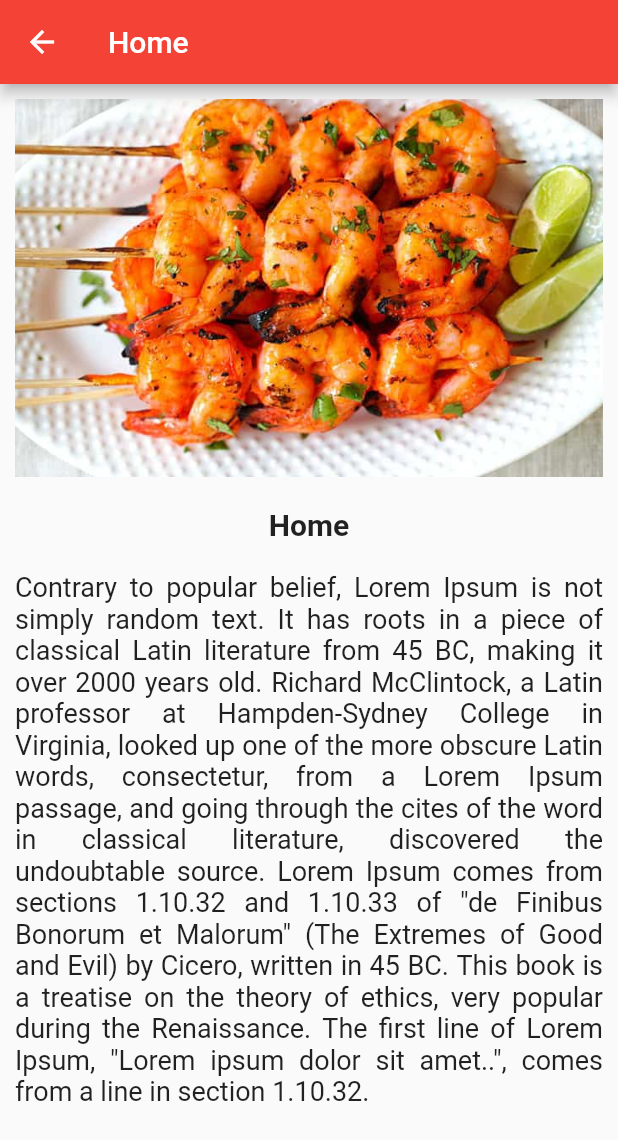
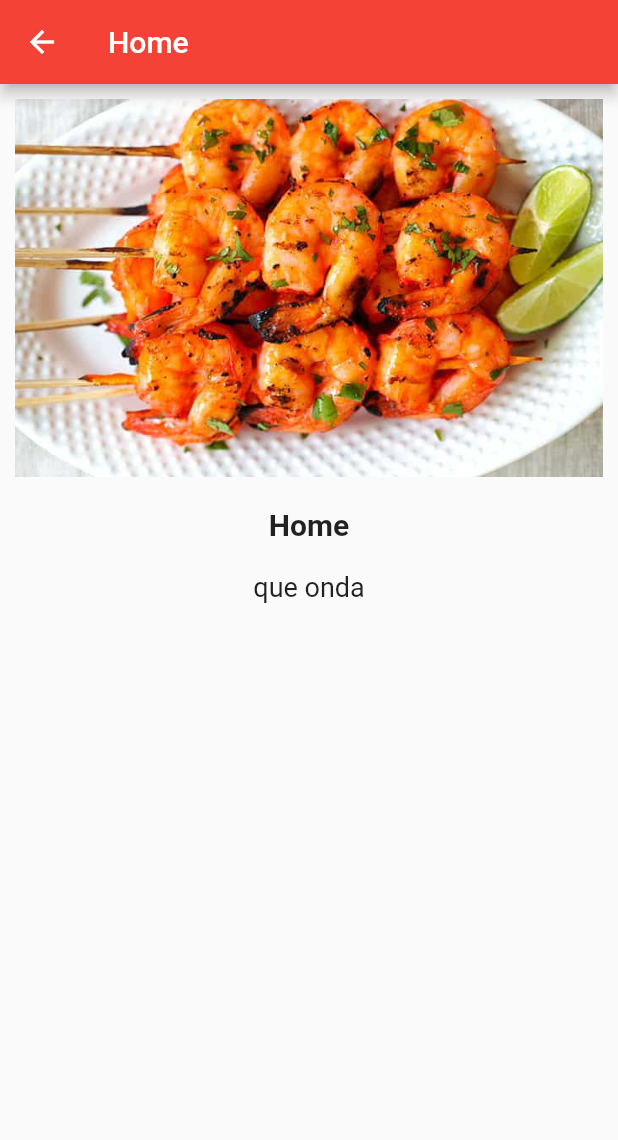
Before and after one commit to too582/flutter_log_in, a Flutter app: the screen it shows after launch, after a tap on "Login", after a tap on "Home", on a phone screen of 412 x 824 dp. Shown: the top 1140 px of the screen. Run offline on Flutter 3.47's test engine with Material 2 defaults, Android fonts, the phone set to English and light mode, and no system bars.

Commit message:
cambie descripcion

```diff
--- a/lib/pages/descripcion_page.dart
+++ b/lib/pages/descripcion_page.dart
@@ -1,7 +1,6 @@
 import 'package:flutter/material.dart';
 
-String randomtext =
-    'Contrary to popular belief, Lorem Ipsum is not simply random text. It has roots in a piece of classical Latin literature from 45 BC, making it over 2000 years old. Richard McClintock, a Latin professor at Hampden-Sydney College in Virginia, looked up one of the more obscure Latin words, consectetur, from a Lorem Ipsum passage, and going through the cites of the word in classical literature, discovered the undoubtable source. Lorem Ipsum comes from sections 1.10.32 and 1.10.33 of "de Finibus Bonorum et Malorum" (The Extremes of Good and Evil) by Cicero, written in 45 BC. This book is a treatise on the theory of ethics, very popular during the Renaissance. The first line of Lorem Ipsum, "Lorem ipsum dolor sit amet..", comes from a line in section 1.10.32.';
+String randomtext = 'que onda';
 
 class DescripcionPage extends StatelessWidget {
   const DescripcionPage({
```
